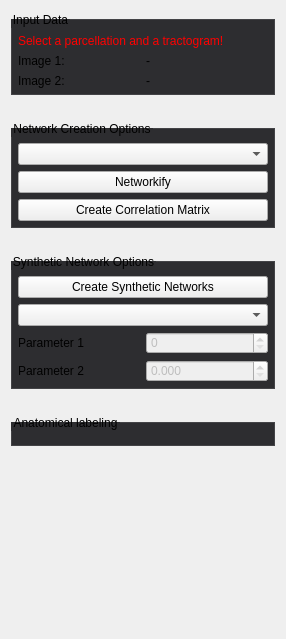
Above: Plugins/org.mitk.gui.qt.diffusionimaging.connectomics/src/internal/QmitkConnectomicsDataViewControls.ui from MITK/MITK before the change. Below: the same form after it.
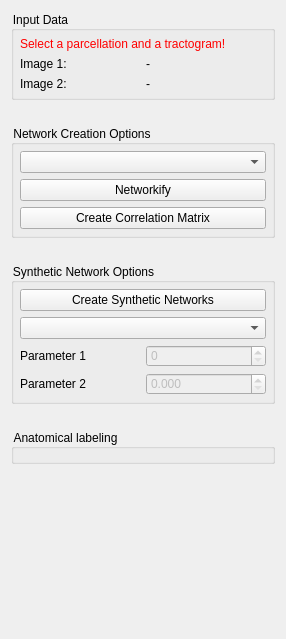
That is the form after the change. Custom widgets are drawn as their Qt base class.

What changed in the file:
```diff
--- a/Plugins/org.mitk.gui.qt.diffusionimaging.connectomics/src/internal/QmitkConnectomicsDataViewControls.ui
+++ b/Plugins/org.mitk.gui.qt.diffusionimaging.connectomics/src/internal/QmitkConnectomicsDataViewControls.ui
@@ -21,7 +21,7 @@
   </property>
   <property name="styleSheet">
    <string>QCommandLinkButton {
-  font-weight: normal;
+  font-weight: lighter;
 }
 
 QCommandLinkButton:disabled {
@@ -30,7 +30,6 @@
 }
 
 QToolBox::tab {
-  border: 1px solid #434346;
   font-weight: bold;
 }
 
@@ -40,20 +39,15 @@
 }
 
 QToolBox::tab:selected {
-  background-color: #1c97ea;
-  border: 1px solid #1c97ea;
   font-weight: bold;
 }
 
 QGroupBox {
-  border: 1px solid #434346;
-  background-color: #2d2d30;
-  margin-top: 8px;
-  padding-top: 8px;
+  background-color: transparent;
 }
 
 QGroupBox, QGroupBox:disabled {
-  background-color: #2d2d30;
+  background-color: transparent;
 }</string>
   </property>
   <layout class="QGridLayout" name="gridLayout">
```
Left out of the diff: 1 changed line with no effect on the pictures.
